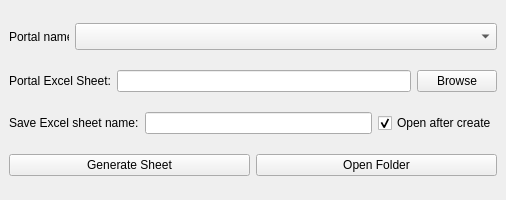
First picture: the form in gui/createOrderSheet.ui, repository suraj-d/onlinehelper, before the edit.
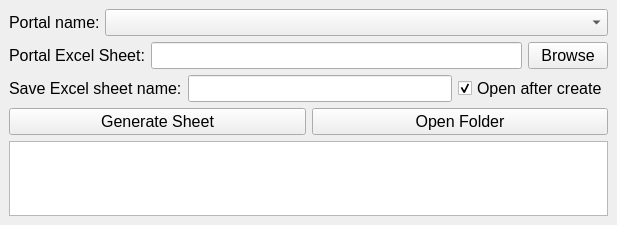
Second picture: the form after the edit.

Diff of the .ui file:
```diff
--- a/gui/createOrderSheet.ui
+++ b/gui/createOrderSheet.ui
@@ -6,8 +6,8 @@
    <rect>
     <x>0</x>
     <y>0</y>
-    <width>506</width>
-    <height>200</height>
+    <width>617</width>
+    <height>225</height>
    </rect>
   </property>
   <property name="minimumSize">
@@ -16,18 +16,23 @@
     <height>0</height>
    </size>
   </property>
+  <property name="font">
+   <font>
+    <pointsize>12</pointsize>
+   </font>
+  </property>
   <property name="windowTitle">
    <string>Create Order Sheet</string>
   </property>
   <widget class="QWidget" name="centralwidget">
-   <layout class="QGridLayout" name="gridLayout_2">
+   <layout class="QGridLayout" name="gridLayout">
     <item row="0" column="0">
-     <layout class="QGridLayout" name="gridLayout">
-      <item row="0" column="0">
+     <layout class="QHBoxLayout" name="horizontalLayout_2">
+      <item>
        <widget class="QLabel" name="protal_name_lbl">
         <property name="maximumSize">
          <size>
-          <width>60</width>
+          <width>90</width>
           <height>16777215</height>
          </size>
         </property>
@@ -36,7 +41,7 @@
         </property>
        </widget>
       </item>
-      <item row="0" column="1">
+      <item>
        <widget class="QComboBox" name="portal_combo_box">
         <property name="minimumSize">
          <size>
@@ -125,6 +130,9 @@
       </item>
      </layout>
     </item>
+    <item row="4" column="0">
+     <widget class="QPlainTextEdit" name="result_input"/>
+    </item>
    </layout>
   </widget>
  </widget>
```
